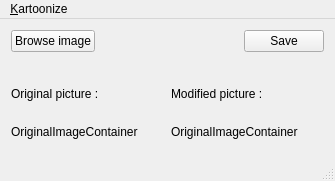
Squadella/Obamize, file mainwindow.ui: the form before one commit.
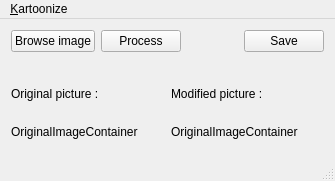
The form after the commit. Icons and pictures are not drawn.

The edit to the form file:
```diff
--- a/mainwindow.ui
+++ b/mainwindow.ui
@@ -30,6 +30,17 @@
           </property>
          </widget>
         </item>
+        <item>
+         <widget class="QPushButton" name="pushButtonProcess">
+          <property name="text">
+           <string>Process</string>
+          </property>
+          <property name="icon">
+           <iconset resource="ressources.qrc">
+            <normaloff>:/tools/icons/tools/refresh.svg</normaloff>:/tools/icons/tools/refresh.svg</iconset>
+          </property>
+         </widget>
+        </item>
         <item>
          <spacer name="horizontalSpacer">
           <property name="orientation">
```
Left out of the diff: 5 changed lines with no effect on the pictures.
